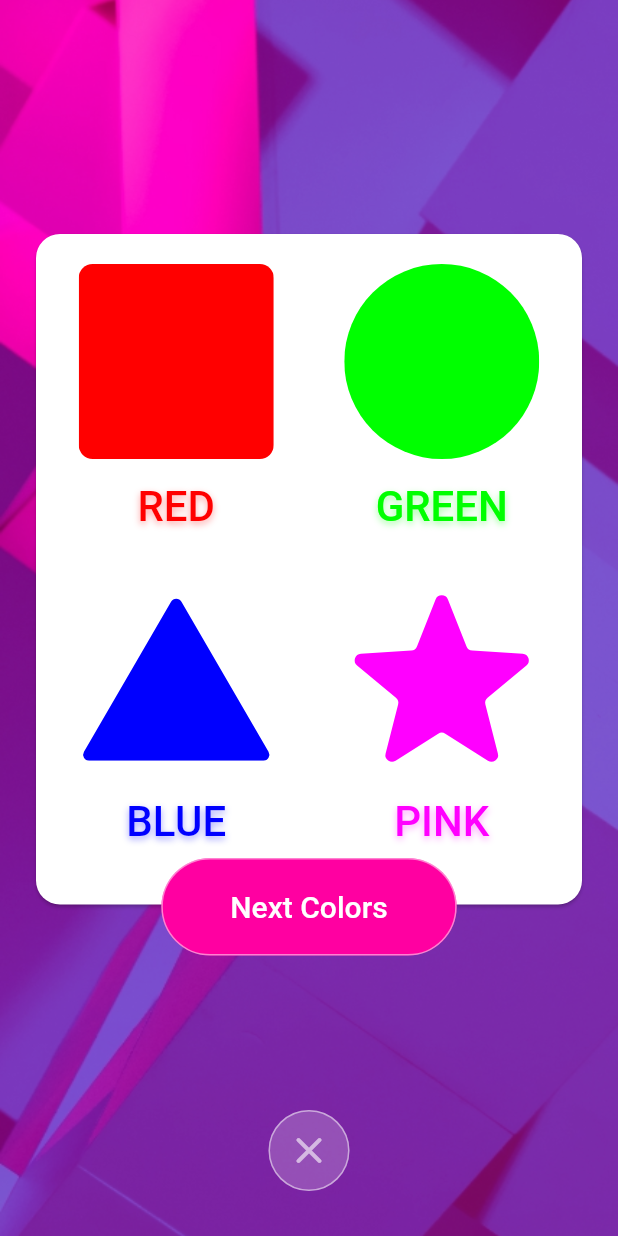
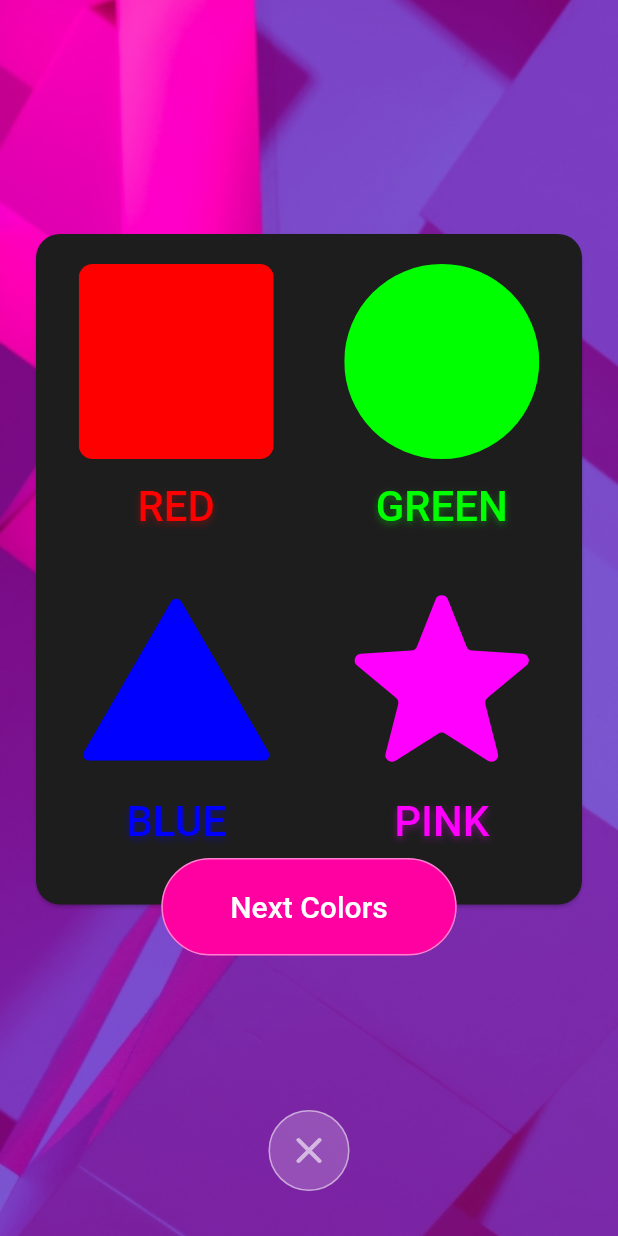
Before and after one commit to phix-o/copic, a Flutter app: the screen it shows after launch, on a phone screen of 412 x 824 dp. Run offline on Flutter 3.47's test engine with Material 2 defaults, Android fonts, the phone set to English and light mode, and no system bars; our stand-ins replace flutter_hooks, flutter_svg.

Commit message:
update themes

```diff
--- a/lib/config/constants.dart
+++ b/lib/config/constants.dart
@@ -3,5 +3,6 @@ import 'package:flutter/material.dart';
 // colors
 const kPrimaryColor = Color(0xFFFF00A1);
 const kBtnTextColor = Color(0xFFFFFFFF);
+const kSurfaceColorDark = Color(0xFF1D1D1D);
 
 const kAppPaddingValue = 20.0;
--- a/lib/main.dart
+++ b/lib/main.dart
@@ -1,5 +1,5 @@
 import 'package:copic/screens/screens.dart';
-import 'package:copic/theme.dart';
+import 'package:copic/themes.dart';
 import 'package:flutter/material.dart';
 
 void main() {
@@ -16,7 +16,7 @@ class MyApp extends StatelessWidget {
         title: 'Flutter Demo',
         theme: themeLight(),
         darkTheme: themeDark(),
-        themeMode: ThemeMode.light,
+        themeMode: ThemeMode.dark,
         // initialRoute: HomeScreen.routeName,
         initialRoute: ColorsViewScreen.routeName,
         routes: {
--- a/lib/theme.dart
+++ /dev/null
@@ -1,33 +0,0 @@
-import 'package:copic/config/constants.dart';
-import 'package:flutter/material.dart';
-
-ThemeData themeLight() {
-  ThemeData theme = ThemeData.light();
-
-  return theme.copyWith(
-    primaryColor: kPrimaryColor,
-    textTheme: theme.textTheme.copyWith(
-      button: theme.textTheme.button?.copyWith(
-        color: kBtnTextColor,
-        fontSize: 20,
-      ),
-    ),
-    cardTheme: theme.cardTheme.copyWith(
-      shape: RoundedRectangleBorder(borderRadius: BorderRadius.circular(16)),
-    ),
-  );
-}
-
-ThemeData themeDark() {
-  ThemeData theme = ThemeData.light();
-
-  return theme.copyWith(
-    primaryColor: kPrimaryColor,
-    textTheme: theme.textTheme.copyWith(
-      button: theme.textTheme.button?.copyWith(
-        color: kBtnTextColor,
-        fontSize: 20,
-      ),
-    ),
-  );
-}
--- /dev/null
+++ b/lib/themes.dart
@@ -0,0 +1,48 @@
+import 'package:copic/config/constants.dart';
+import 'package:flutter/material.dart';
+
+// TODO Find better way to use common themes
+ThemeData commonTheme = ThemeData(
+  cardTheme: CardTheme(
+    shape: RoundedRectangleBorder(borderRadius: BorderRadius.circular(16)),
+  ),
+  textTheme: const TextTheme(
+    button: TextStyle(
+      color: kBtnTextColor,
+      fontSize: 20,
+    ),
+  ),
+);
+
+ThemeData themeLight() {
+  ThemeData light = ThemeData.light();
+  ThemeData theme = light.copyWith(
+    cardTheme: light.cardTheme.copyWith(
+      shape: commonTheme.cardTheme.shape,
+    ),
+    textTheme: light.textTheme.copyWith(
+      button: commonTheme.textTheme.button,
+    ),
+  );
+
+  return theme.copyWith(
+    primaryColor: kPrimaryColor,
+  );
+}
+
+ThemeData themeDark() {
+  ThemeData dark = ThemeData.dark();
+  ThemeData theme = dark.copyWith(
+    cardTheme: dark.cardTheme.copyWith(
+      shape: commonTheme.cardTheme.shape,
+    ),
+    textTheme: dark.textTheme.copyWith(
+      button: commonTheme.textTheme.button,
+    ),
+  );
+
+  return theme.copyWith(
+    primaryColor: kPrimaryColor,
+    cardColor: kSurfaceColorDark,
+  );
+}
```
